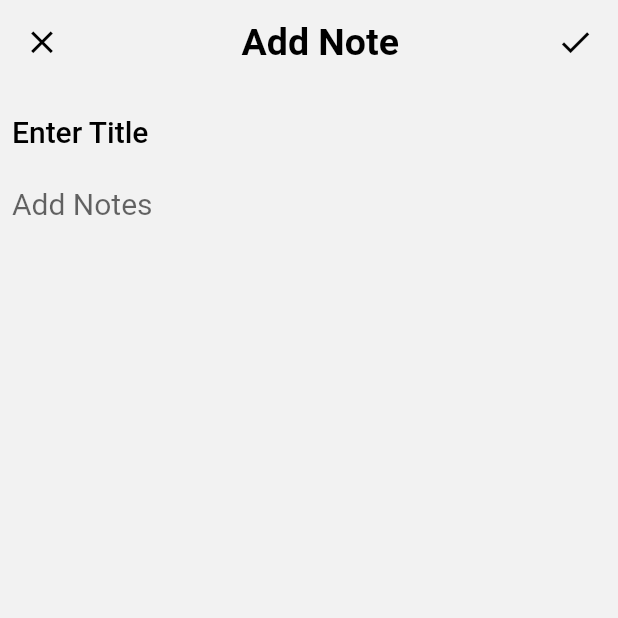
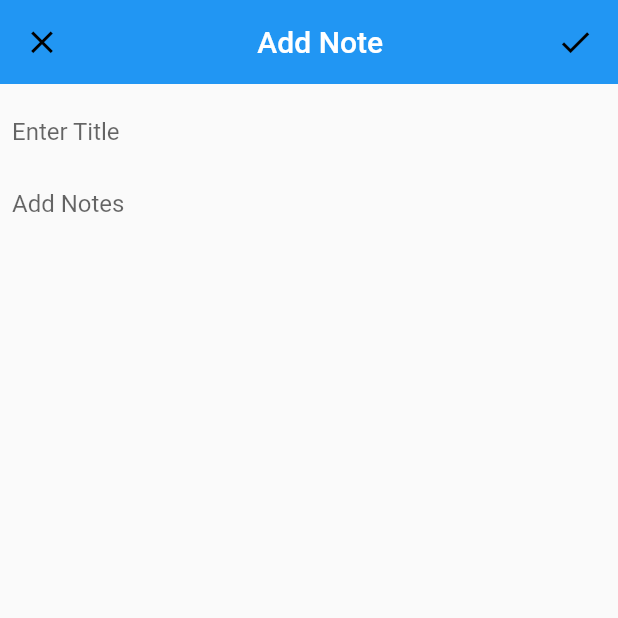
Before and after one commit to Crufixs/Captain-Puppy, a Flutter app: the EditNotePage screen opened directly, on a phone screen of 412 x 824 dp, the top half of it. Run offline on Flutter 3.47's test engine with Material 2 defaults, Android fonts, the phone set to English and light mode, and no system bars; our stand-ins replace carousel_slider, date_format, fl_chart, flutter_spinkit, image_picker, rflutter_alert and 2 more; accounts and stored records are empty.

Commit message:
hi piii!! incoming new updates ehe

```diff
--- a/lib/main.dart
+++ b/lib/main.dart
@@ -42,7 +42,7 @@ loadData() async {
   User.fromJson(decodedJson);
   // print('ANG USERNAME KO AY: ' + User.userName.toString());
   // print('EXAMPLE NOTE: ' + User.notes[4].title);
-
+  User.isDarkMode = false;
   return;
 }
 
--- a/lib/pages/Edit Note Page.dart
+++ b/lib/pages/Edit Note Page.dart
@@ -72,12 +72,12 @@ class _EditNotePageState extends State<EditNotePage> {
       onWillPop: () async => false,
       child: Scaffold(
         appBar: AppBar(
-          backgroundColor: constants.fifthColor,
+          //backgroundColor: constants.fifthColor,
           elevation: 0,
           title: Center(
             child: Text(
               heading,
-              style: constants.TextContentHeading1,
+              //style: constants.TextContentHeading1,
             ),
           ),
           leading: GestureDetector(
@@ -108,7 +108,7 @@ class _EditNotePageState extends State<EditNotePage> {
           ],
         ),
         body: Container(
-          color: constants.fifthColor,
+          //color: constants.fifthColor,
           child: Padding(
             padding: const EdgeInsets.all(8.0),
             child: Column(
@@ -118,9 +118,9 @@ class _EditNotePageState extends State<EditNotePage> {
                   decoration: InputDecoration(
                     border: InputBorder.none,
                     hintText: 'Enter Title',
-                    hintStyle: constants.TextContentHeading2
+                   // hintStyle: constants.TextContentHeading2
                   ),
-                  style: constants.TextContentHeading2,
+                  //style: constants.TextContentHeading2,
                 ),
 
                 Expanded(
@@ -131,9 +131,9 @@ class _EditNotePageState extends State<EditNotePage> {
                     decoration: InputDecoration(
                         border: InputBorder.none,
                         hintText: 'Add Notes',
-                        hintStyle: constants.TextContent
+                        //hintStyle: constants.TextContent
                     ),
-                    style: constants.TextContent,
+                    //style: constants.TextContent,
                   ),
                 ),
               ],
```
Also changed, not shown: lib/pages/Home Page.dart (+11 -4 lines).
